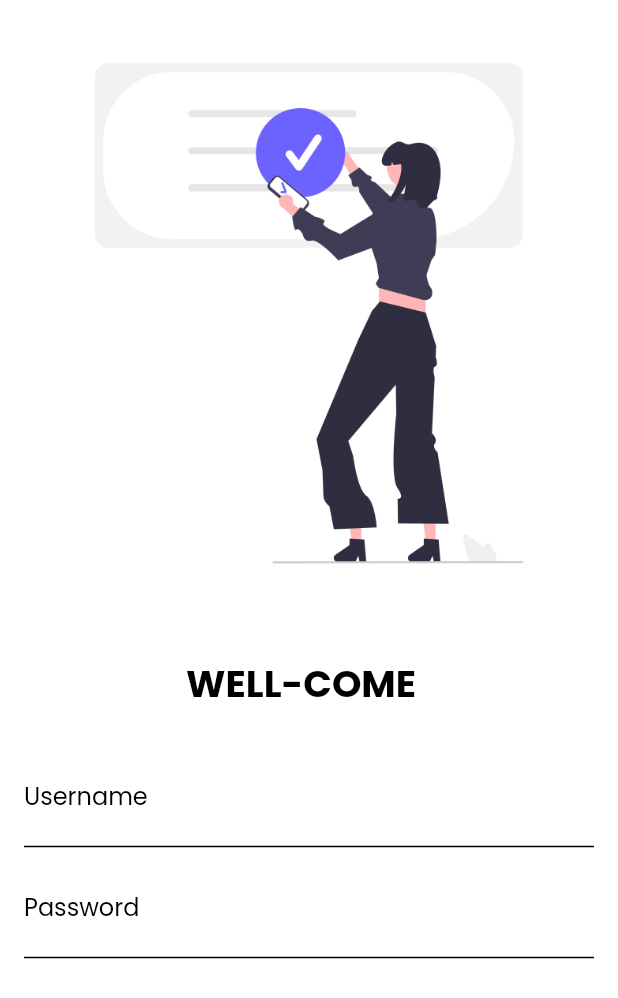
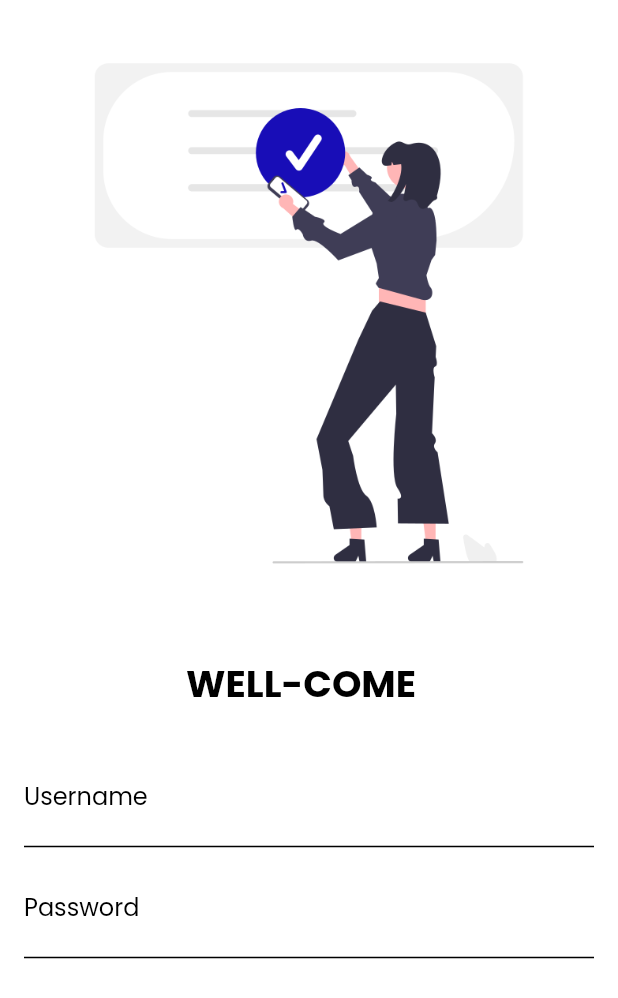
Before and after one commit to ankitabadhe/flutter_application_1, a Flutter app: the screen it shows after launch, on a phone screen of 412 x 824 dp. Shown: the top 998 px of the screen. Run offline on Flutter 3.47's test engine with Material 2 defaults, Android fonts, the phone set to English and light mode, and no system bars; our stand-ins replace google_fonts, velocity_x.

Commit message:
DAY-10 Completed

```diff
--- a/lib/pages/login_page.dart
+++ b/lib/pages/login_page.dart
@@ -42,7 +42,7 @@ class _LoginPageState extends State<LoginPage> {
             Image.asset(
               isDarkMode
                   ? "assets/images/login_dark.png"
-                  : "assets/images/login_img.png",
+                  : "assets/images/login_light.png",
               fit: BoxFit.cover,
             ),
             const SizedBox(height: 20.0),
```
Also changed, not shown: assets/images/login_img.png (deleted), assets/images/login_light.png (added).
